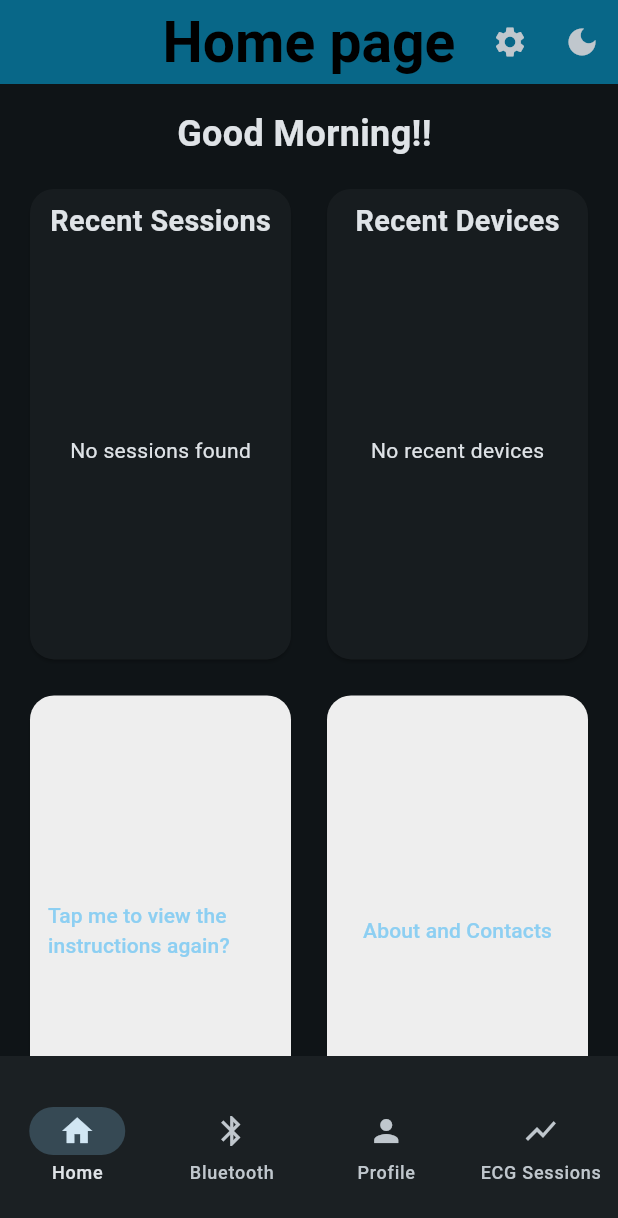
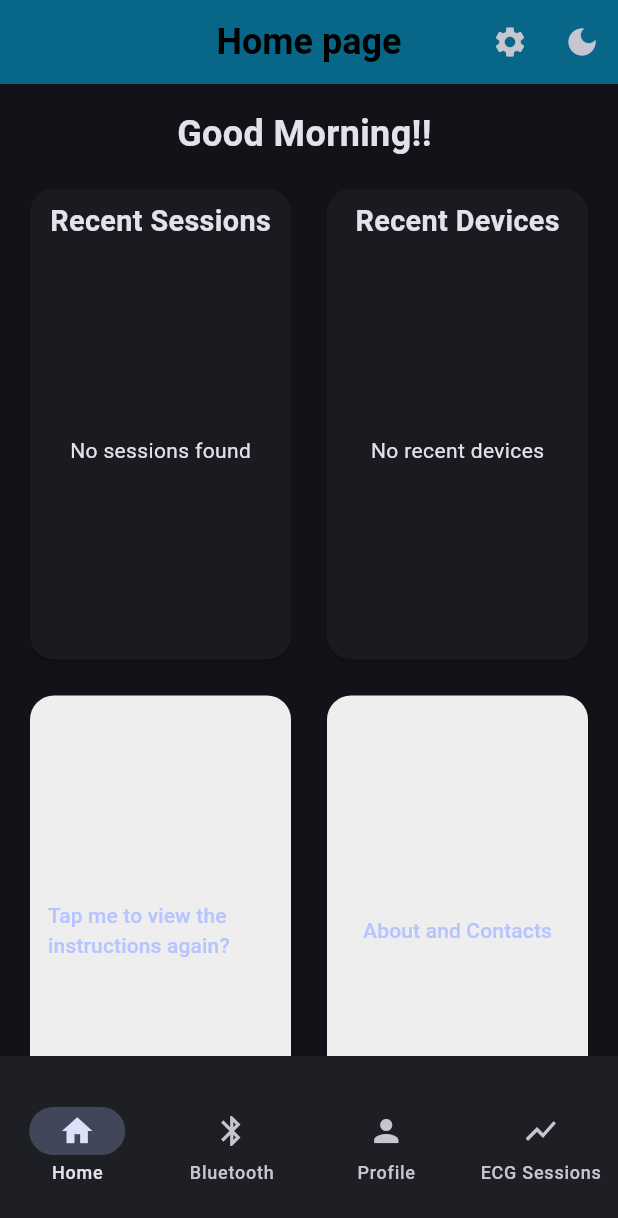
Before and after one commit to Sudo-Victor-Victory/ecg_app, a Flutter app: the WidgetTree screen opened directly, after a tap on the "light mode" icon, on a phone screen of 412 x 824 dp. Shown: the top 1218 px of the screen. Run offline on Flutter 3.47's test engine with Material 3 defaults, Android fonts, the light colour scheme and no system bars; our stand-ins replace flutter_blue_plus, introduction_screen, lottie, permission_handler, shared_preferences, supabase_flutter and 1 more; accounts and stored records are empty.

Commit message:
Added colors to constants.dart to give app more consistent colors

```diff
--- a/lib/data/classes/constants.dart
+++ b/lib/data/classes/constants.dart
@@ -1,3 +1,5 @@
+import 'dart:ui';
+
 class KConstants {
   static const String brightnessKey = 'brightnessKey';
 }
@@ -52,3 +54,11 @@ class KTextSize {
   static const double xxl = 38.0;
   static const double xxxl = 40.0;
 }
+
+class KColors {
+  static const Color cerulean = Color(0xFF086788);
+  static const Color jonquil = Color(0xFFF0C808);
+  static const Color red = Color(0XFFFF0000);
+  static const Color blueGreen = Color(0xFF07A0C3);
+  static const Color eerieBlack = Color(0xFF1D1B14);
+}
--- a/lib/main.dart
+++ b/lib/main.dart
@@ -39,16 +39,24 @@ class _MyAppState extends State<MyApp> {
       valueListenable: isDarkModeNotifier,
       builder: (context, isDarkMode, child) {
         return MaterialApp(
+          debugShowCheckedModeBanner: false,
           title: 'ECG app',
-          // Removes the ugly debug banner
-          debugShowCheckedModeBanner: false,
           theme: ThemeData(
             colorScheme: ColorScheme.fromSeed(
-              seedColor: Color(0xFF086788),
-              brightness: isDarkMode ? Brightness.dark : Brightness.light,
+              seedColor: const Color(0xFF086788), // light mode primary
+              brightness: Brightness.light,
             ),
+            useMaterial3: true,
           ),
-          home: LogInPage(),
+          darkTheme: ThemeData(
+            colorScheme: ColorScheme.fromSeed(
+              seedColor: const Color(0xFF1E3A8A), // dark mode primary
+              brightness: Brightness.dark,
+            ),
+            useMaterial3: true,
+          ),
+          themeMode: isDarkMode ? ThemeMode.dark : ThemeMode.light,
+          home: const LogInPage(),
         );
       },
     );
--- a/lib/views/pages/ecg_chart.dart
+++ b/lib/views/pages/ecg_chart.dart
@@ -168,12 +168,12 @@ class _EcgChartState extends State<EcgChart> {
       children: <Widget>[
         SafeArea(
           child: Container(
-            color: Colors.black,
+            color: KColors.eerieBlack,
             padding: const EdgeInsets.only(top: 20),
             child: SizedBox(
               height: 800,
               child: SfCartesianChart(
-                backgroundColor: Colors.black,
+                backgroundColor: KColors.eerieBlack,
                 plotAreaBorderWidth: 0,
                 margin: EdgeInsets.all(15),
                 primaryXAxis: NumericAxis(
--- a/lib/views/widgets/widget_tree.dart
+++ b/lib/views/widgets/widget_tree.dart
@@ -30,31 +30,31 @@ class PageConfig {
 final List<PageConfig> navbarPages = [
   PageConfig(
     title: "Home page",
-    color: const Color(0xFF086788),
+    color: KColors.cerulean,
     page: HomePage(),
     icon: Icons.home,
     label: "Home",
   ),
   PageConfig(
-    title: "Connect to ECG Device",
-    color: const Color(0xFFF0C808),
+    title: "Connect to ",
+    color: KColors.jonquil,
     page: EcgPage(
       appBarColor: Color.fromARGB(255, 206, 157, 24),
-      appBarTitle: "Connect to ECG",
+      appBarTitle: "Connect to",
     ),
     icon: Icons.bluetooth,
     label: "Bluetooth",
   ),
   PageConfig(
     title: "Profile page",
-    color: Color(0XFFFF0000),
+    color: KColors.red,
     page: ProfilePage(),
     icon: Icons.person,
     label: "Profile",
   ),
   PageConfig(
     title: "Sessions",
-    color: const Color(0xFF07A0C3),
+    color: KColors.blueGreen,
     page: Sessions(),
     icon: Icons.show_chart_sharp,
     label: "ECG Sessions",
@@ -79,7 +79,7 @@ class WidgetTree extends StatelessWidget {
             title: Text(
               config.title,
               style: const TextStyle(
-                fontSize: 38,
+                fontSize: KTextSize.lg,
                 fontWeight: FontWeight.bold,
                 color: Colors.black,
               ),
```
